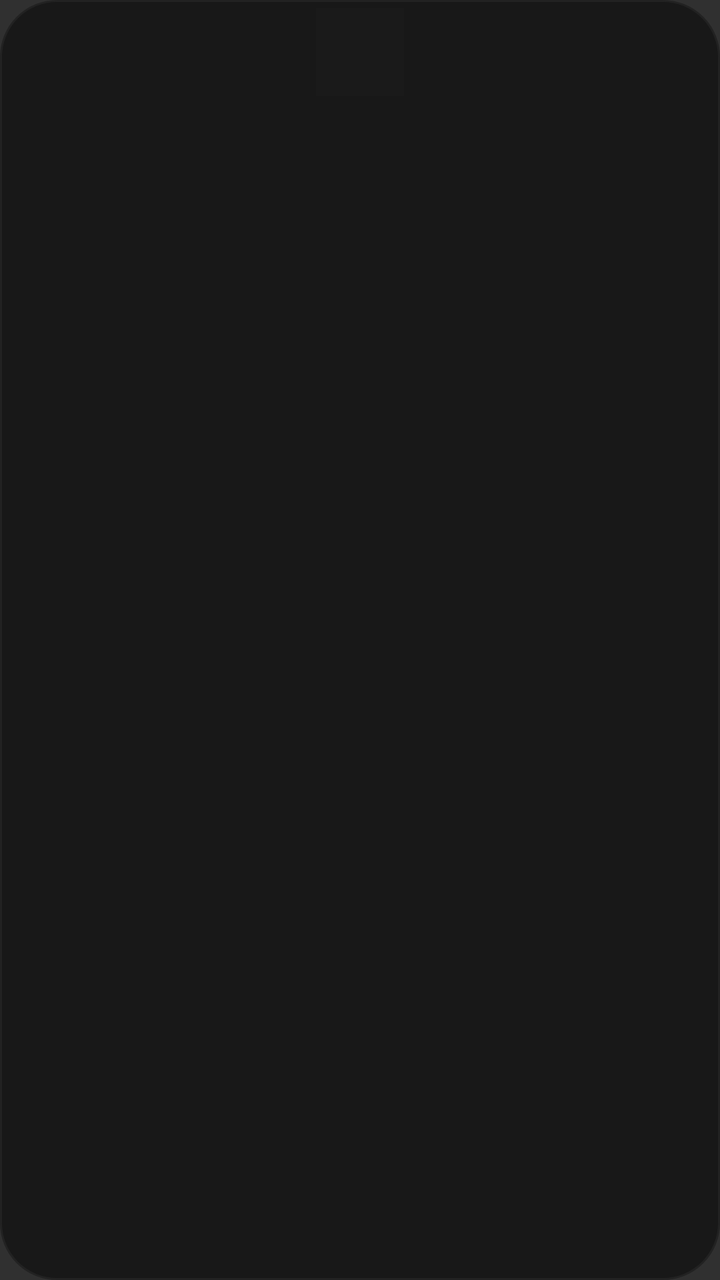
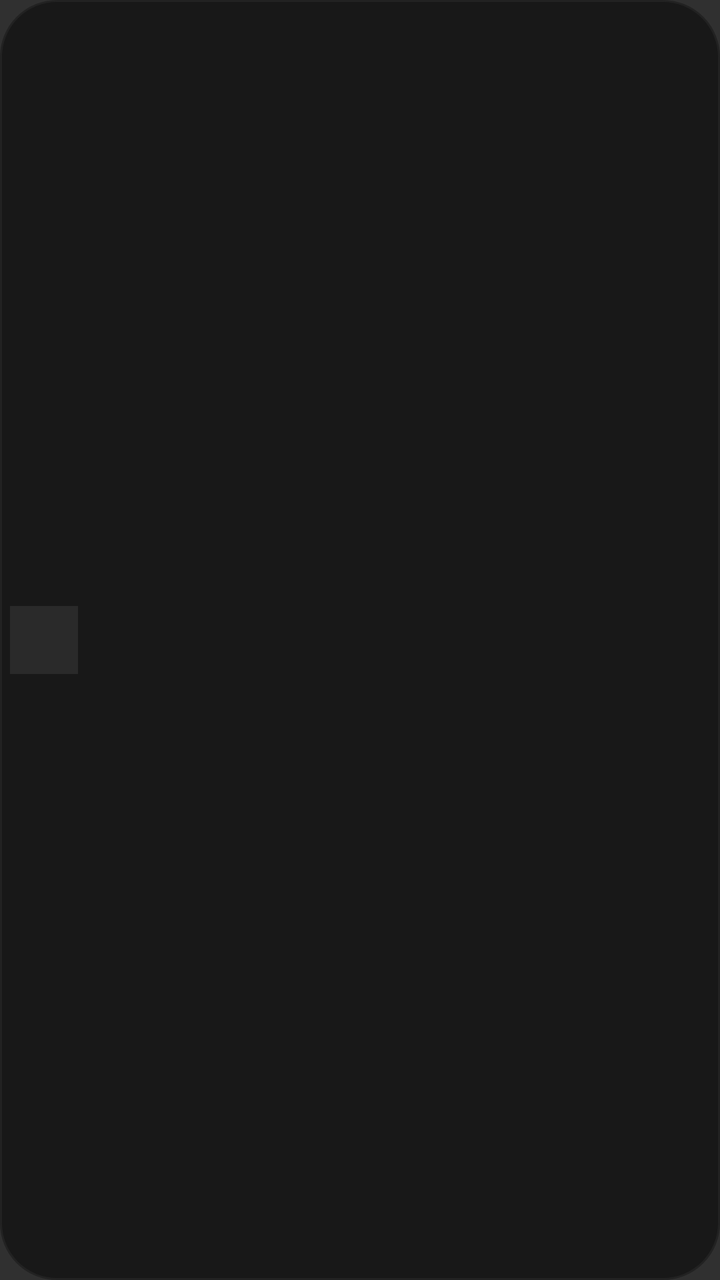

Compare the two renders of this Android layout. The source of the first and the diff that turns it into the second are given below.
<!-- AndroidManifest.xml: application theme Theme.AppCompat.NoActionBar -->
<!-- res/layout/item_anchor_chip.xml -->
<?xml version="1.0" encoding="utf-8"?>
<LinearLayout xmlns:android="http://schemas.android.com/apk/res/android"
    android:layout_width="wrap_content"
    android:layout_height="wrap_content"
    android:orientation="vertical"
    android:gravity="center_horizontal"
    android:padding="4dp"
    android:layout_marginRight="10dp"
    android:focusable="true"
    android:clickable="true"
    android:background="@drawable/anchor_chip_bg">

    <ImageView
        android:id="@+id/anchorAvatar"
        android:layout_width="44dp"
        android:layout_height="44dp"
        android:scaleType="centerCrop"
        android:background="#1A1A1A"
        android:contentDescription="@string/app_name" />

    <TextView
        android:id="@+id/anchorName"
        android:layout_width="wrap_content"
        android:layout_height="wrap_content"
        android:layout_marginTop="4dp"
        android:textColor="#B9C2D8"
        android:textSize="10sp"
        android:ellipsize="end"
        android:maxLines="1"
        android:maxLength="14" />
</LinearLayout>
<!-- resources referenced by this layout -->
<resources>
  <!-- drawable anchor_chip_bg (drawable) -->
  <?xml version="1.0" encoding="utf-8"?>
  <selector xmlns:android="http://schemas.android.com/apk/res/android">
      <item android:state_focused="true">
          <shape>
              <solid android:color="#202020" />
              <corners android:radius="28dp" />
              <stroke android:width="2dp" android:color="#FFD166" />
          </shape>
      </item>
      <item>
          <shape>
              <solid android:color="#181818" />
              <corners android:radius="28dp" />
              <stroke android:width="1dp" android:color="#222222" />
          </shape>
      </item>
  </selector>
  <string name="app_name">KênhLive</string>
</resources>

<!-- the commit's change to res/layout/item_anchor_chip.xml (unified diff, before → after) -->
@@ -2,30 +2,31 @@
 <LinearLayout xmlns:android="http://schemas.android.com/apk/res/android"
     android:layout_width="wrap_content"
     android:layout_height="wrap_content"
-    android:orientation="vertical"
-    android:gravity="center_horizontal"
-    android:padding="4dp"
-    android:layout_marginRight="10dp"
+    android:orientation="horizontal"
+    android:gravity="center_vertical"
+    android:padding="5dp"
+    android:layout_marginRight="8dp"
     android:focusable="true"
     android:clickable="true"
     android:background="@drawable/anchor_chip_bg">
 
     <ImageView
         android:id="@+id/anchorAvatar"
-        android:layout_width="44dp"
-        android:layout_height="44dp"
+        android:layout_width="34dp"
+        android:layout_height="34dp"
         android:scaleType="centerCrop"
-        android:background="#1A1A1A"
+        android:background="#2A2A2A"
         android:contentDescription="@string/app_name" />
 
     <TextView
         android:id="@+id/anchorName"
         android:layout_width="wrap_content"
         android:layout_height="wrap_content"
-        android:layout_marginTop="4dp"
-        android:textColor="#B9C2D8"
-        android:textSize="10sp"
+        android:layout_marginLeft="8dp"
+        android:textColor="#D7DEED"
+        android:textSize="12sp"
+        android:textStyle="bold"
         android:ellipsize="end"
         android:maxLines="1"
-        android:maxLength="14" />
+        android:maxLength="18" />
 </LinearLayout>
